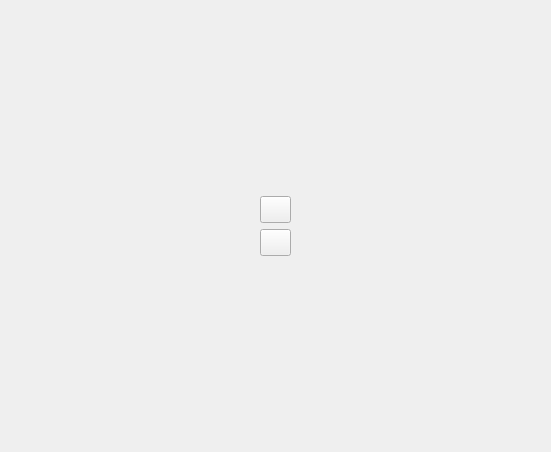
This is src/gui/properties/propertieswidget.ui in SysAdminDoc/qBittorrent-Vanced as Qt 5 draws it before an edit. The edited form follows.
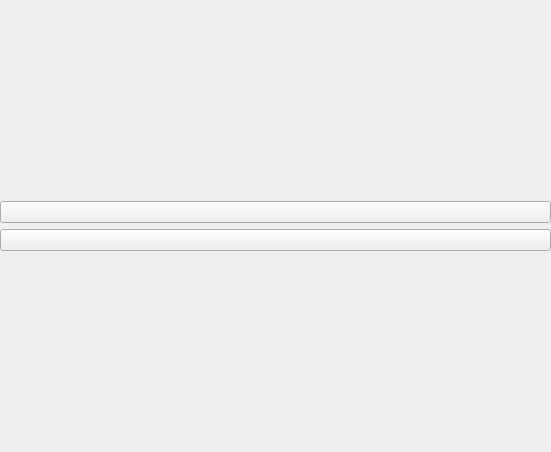
This is the edited form. The open tabs and pages were chosen to show the change. Custom widgets are drawn as their Qt base class.

Commit message: Cleanup "Trackers" page layout

```diff
--- a/src/gui/properties/propertieswidget.ui
+++ b/src/gui/properties/propertieswidget.ui
@@ -912,6 +912,18 @@
      </widget>
      <widget class="QWidget" name="pageTrackers">
       <layout class="QHBoxLayout" name="horizontalLayout_trackers">
+       <property name="leftMargin">
+        <number>0</number>
+       </property>
+       <property name="topMargin">
+        <number>0</number>
+       </property>
+       <property name="rightMargin">
+        <number>0</number>
+       </property>
+       <property name="bottomMargin">
+        <number>0</number>
+       </property>
        <item>
         <layout class="QVBoxLayout" name="verticalLayout_10">
          <item>
@@ -928,54 +940,10 @@
           </spacer>
          </item>
          <item>
-          <widget class="QPushButton" name="trackerUpButton">
-           <property name="sizePolicy">
-            <sizepolicy hsizetype="Minimum" vsizetype="Fixed">
-             <horstretch>31</horstretch>
-             <verstretch>27</verstretch>
-            </sizepolicy>
-           </property>
-           <property name="minimumSize">
-            <size>
-             <width>31</width>
-             <height>27</height>
-            </size>
-           </property>
-           <property name="maximumSize">
-            <size>
-             <width>31</width>
-             <height>27</height>
-            </size>
-           </property>
-           <property name="text">
-            <string notr="true"/>
-           </property>
-          </widget>
+          <widget class="QPushButton" name="trackerUpButton"/>
          </item>
          <item>
-          <widget class="QPushButton" name="trackerDownButton">
-           <property name="sizePolicy">
-            <sizepolicy hsizetype="Minimum" vsizetype="Fixed">
-             <horstretch>31</horstretch>
-             <verstretch>27</verstretch>
-            </sizepolicy>
-           </property>
-           <property name="minimumSize">
-            <size>
-             <width>31</width>
-             <height>27</height>
-            </size>
-           </property>
-           <property name="maximumSize">
-            <size>
-             <width>31</width>
-             <height>27</height>
-            </size>
-           </property>
-           <property name="text">
-            <string notr="true"/>
-           </property>
-          </widget>
+          <widget class="QPushButton" name="trackerDownButton"/>
          </item>
          <item>
           <spacer name="verticalSpacer_3">
```
Left out of the diff: 3 changed lines with no effect on the pictures. The commit also changes 1 other file.
